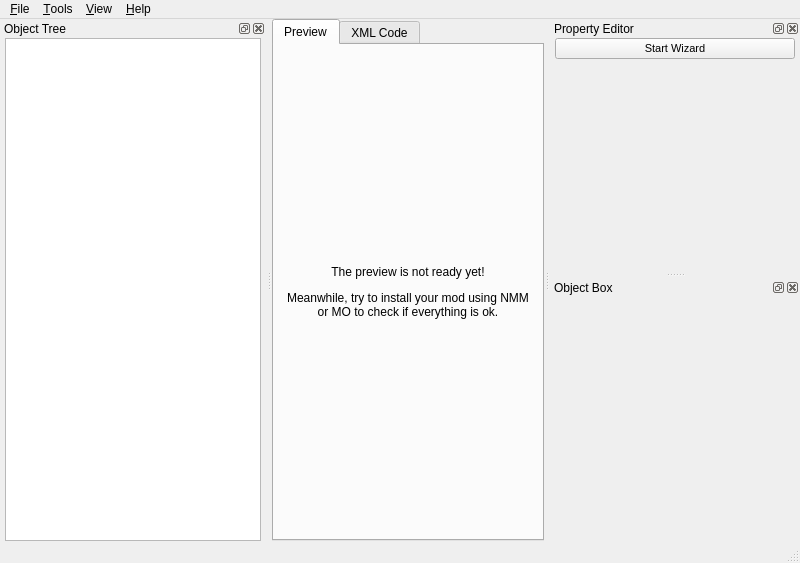
This is resources/templates/mainframe.ui in GandaG/fomod-designer as Qt 5 draws it before an edit. The edited form follows.
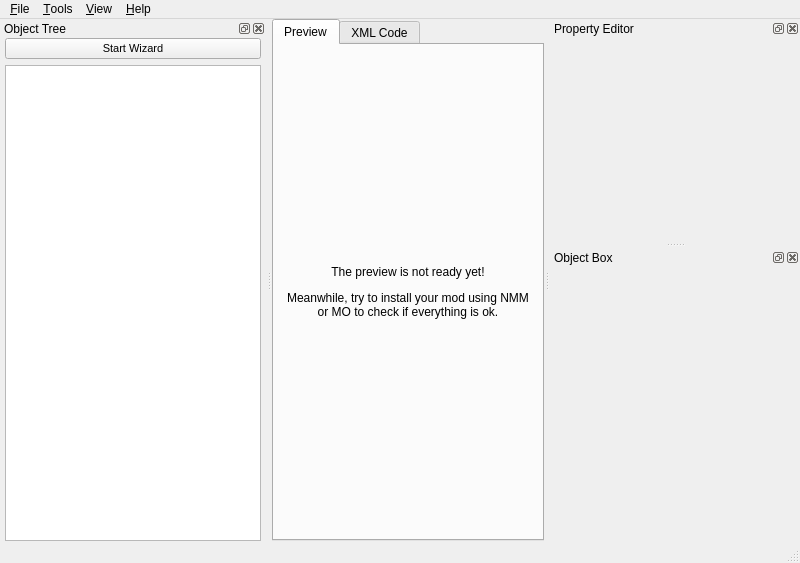
This is the edited form. Icons and pictures are not drawn.

Commit message: Closes #27. Added user-defined node sorting with drag and drop. Moved wizard button to a more appropriate location.

The edit to the form file:
```diff
--- a/resources/templates/mainframe.ui
+++ b/resources/templates/mainframe.ui
@@ -102,7 +102,7 @@
    <property name="minimumSize">
     <size>
      <width>250</width>
-     <height>59</height>
+     <height>63</height>
     </size>
    </property>
    <property name="statusTip">
@@ -118,63 +118,7 @@
     <number>2</number>
    </attribute>
    <widget class="QWidget" name="dockWidgetContents">
-    <layout class="QVBoxLayout" name="editor_layout">
-     <property name="leftMargin">
-      <number>5</number>
-     </property>
-     <property name="topMargin">
-      <number>0</number>
-     </property>
-     <property name="rightMargin">
-      <number>5</number>
-     </property>
-     <property name="bottomMargin">
-      <number>0</number>
-     </property>
-     <item>
-      <layout class="QFormLayout" name="formLayout"/>
-     </item>
-     <item>
-      <widget class="QPushButton" name="wizard_button">
-       <property name="enabled">
-        <bool>true</bool>
-       </property>
-       <property name="sizePolicy">
-        <sizepolicy hsizetype="Minimum" vsizetype="Fixed">
-         <horstretch>0</horstretch>
-         <verstretch>0</verstretch>
-        </sizepolicy>
-       </property>
-       <property name="font">
-        <font>
-         <pointsize>8</pointsize>
-        </font>
-       </property>
-       <property name="text">
-        <string>Start Wizard</string>
-       </property>
-       <property name="checkable">
-        <bool>false</bool>
-       </property>
-       <property name="flat">
-        <bool>false</bool>
-       </property>
-      </widget>
-     </item>
-     <item>
-      <spacer name="verticalSpacer">
-       <property name="orientation">
-        <enum>Qt::Vertical</enum>
-       </property>
-       <property name="sizeHint" stdset="0">
-        <size>
-         <width>20</width>
-         <height>40</height>
-        </size>
-       </property>
-      </spacer>
-     </item>
-    </layout>
+    <layout class="QFormLayout" name="formLayout"/>
    </widget>
   </widget>
   <widget class="QDockWidget" name="object_tree">
@@ -184,7 +128,7 @@
    <property name="minimumSize">
     <size>
      <width>250</width>
-     <height>93</height>
+     <height>222</height>
     </size>
    </property>
    <property name="statusTip">
@@ -206,7 +150,7 @@
     <number>1</number>
    </attribute>
    <widget class="QWidget" name="dockWidgetContents_2">
-    <layout class="QHBoxLayout" name="horizontalLayout">
+    <layout class="QVBoxLayout" name="verticalLayout_2">
      <property name="leftMargin">
       <number>5</number>
      </property>
@@ -219,6 +163,33 @@
      <property name="bottomMargin">
       <number>0</number>
      </property>
+     <item>
+      <widget class="QPushButton" name="wizard_button">
+       <property name="enabled">
+        <bool>true</bool>
+       </property>
+       <property name="sizePolicy">
+        <sizepolicy hsizetype="Minimum" vsizetype="Preferred">
+         <horstretch>0</horstretch>
+         <verstretch>0</verstretch>
+        </sizepolicy>
+       </property>
+       <property name="font">
+        <font>
+         <pointsize>8</pointsize>
+        </font>
+       </property>
+       <property name="text">
+        <string>Start Wizard</string>
+       </property>
+       <property name="checkable">
+        <bool>false</bool>
+       </property>
+       <property name="flat">
+        <bool>false</bool>
+       </property>
+      </widget>
+     </item>
      <item>
       <widget class="QTreeView" name="object_tree_view">
        <property name="enabled">
@@ -236,6 +207,24 @@
          <height>0</height>
         </size>
        </property>
+       <property name="acceptDrops">
+        <bool>true</bool>
+       </property>
+       <property name="dragEnabled">
+        <bool>true</bool>
+       </property>
+       <property name="dragDropMode">
+        <enum>QAbstractItemView::InternalMove</enum>
+       </property>
+       <property name="defaultDropAction">
+        <enum>Qt::MoveAction</enum>
+       </property>
+       <property name="indentation">
+        <number>10</number>
+       </property>
+       <property name="headerHidden">
+        <bool>true</bool>
+       </property>
       </widget>
      </item>
     </layout>
```
The commit also changes 3 other files.
